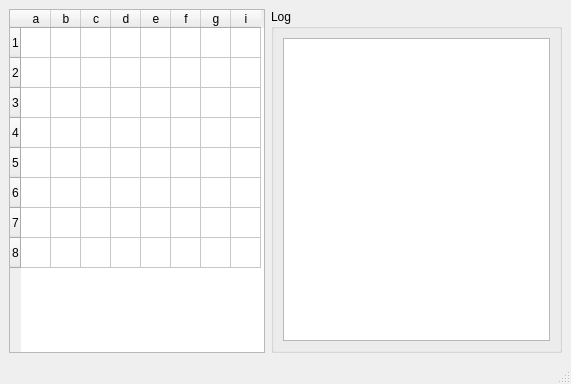
Qt form mainwindow.ui (JakubRajcok/AI_chess) before a commit.
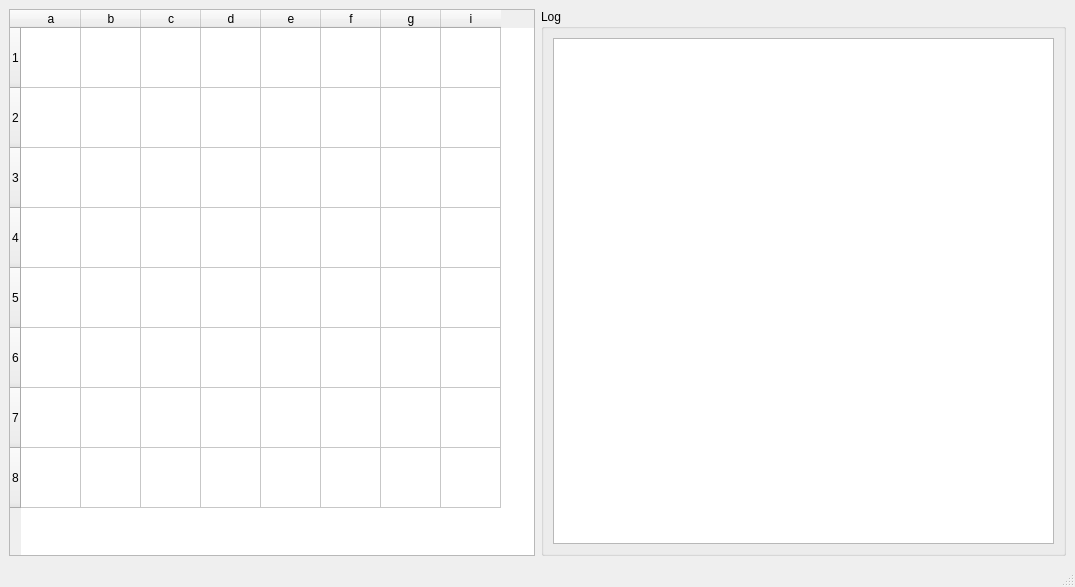
The same form after that commit.

```diff
--- a/mainwindow.ui
+++ b/mainwindow.ui
@@ -6,8 +6,8 @@
    <rect>
     <x>0</x>
     <y>0</y>
-    <width>571</width>
-    <height>384</height>
+    <width>1075</width>
+    <height>587</height>
    </rect>
   </property>
   <property name="windowTitle">
@@ -20,16 +20,19 @@
       <item>
        <widget class="QTableWidget" name="tableWidget">
         <property name="sizePolicy">
-         <sizepolicy hsizetype="Preferred" vsizetype="MinimumExpanding">
+         <sizepolicy hsizetype="Expanding" vsizetype="MinimumExpanding">
           <horstretch>0</horstretch>
           <verstretch>0</verstretch>
          </sizepolicy>
         </property>
+        <property name="alternatingRowColors">
+         <bool>false</bool>
+        </property>
         <attribute name="horizontalHeaderMinimumSectionSize">
          <number>30</number>
         </attribute>
         <attribute name="horizontalHeaderDefaultSectionSize">
-         <number>30</number>
+         <number>60</number>
         </attribute>
         <attribute name="horizontalHeaderStretchLastSection">
          <bool>false</bool>
@@ -37,6 +40,9 @@
         <attribute name="verticalHeaderMinimumSectionSize">
          <number>30</number>
         </attribute>
+        <attribute name="verticalHeaderDefaultSectionSize">
+         <number>60</number>
+        </attribute>
         <attribute name="verticalHeaderStretchLastSection">
          <bool>false</bool>
         </attribute>
```
Left out of the diff: 2 changed lines with no effect on the pictures.
